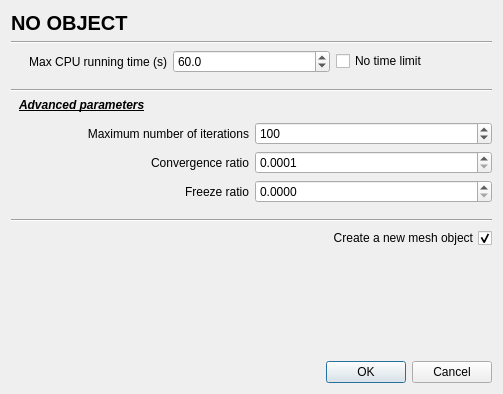
Qt form Mesh_3/demo/Mesh_3/ui_files/Smoother_dialog.ui (CGAL/cgal) before a commit.
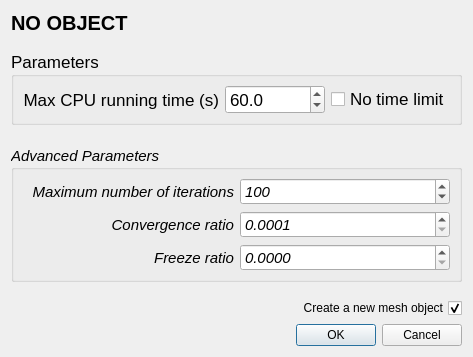
The same form after that commit.

Commit message: Cosmetic modifications of user dialog windows.

What changed in the file:
```diff
--- a/Mesh_3/demo/Mesh_3/ui_files/Smoother_dialog.ui
+++ b/Mesh_3/demo/Mesh_3/ui_files/Smoother_dialog.ui
@@ -2,13 +2,11 @@
 <ui version="4.0">
  <class>Smoother_dialog</class>
  <widget class="QDialog" name="Smoother_dialog">
-  <property name="geometry">
-   <rect>
-    <x>0</x>
-    <y>0</y>
-    <width>503</width>
-    <height>394</height>
-   </rect>
+  <property name="sizePolicy">
+   <sizepolicy hsizetype="Preferred" vsizetype="Preferred">
+    <horstretch>0</horstretch>
+    <verstretch>0</verstretch>
+   </sizepolicy>
   </property>
   <property name="minimumSize">
    <size>
@@ -35,15 +33,42 @@
     </widget>
    </item>
    <item>
-    <widget class="Line" name="line_2">
+    <spacer name="verticalSpacer_4">
      <property name="orientation">
-      <enum>Qt::Horizontal</enum>
+      <enum>Qt::Vertical</enum>
      </property>
-    </widget>
+     <property name="sizeType">
+      <enum>QSizePolicy::MinimumExpanding</enum>
+     </property>
+     <property name="sizeHint" stdset="0">
+      <size>
+       <width>20</width>
+       <height>10</height>
+      </size>
+     </property>
+    </spacer>
    </item>
    <item>
-    <layout class="QHBoxLayout" name="horizontalLayout">
-     <item>
+    <widget class="QGroupBox" name="groupBox">
+     <property name="font">
+      <font>
+       <pointsize>13</pointsize>
+      </font>
+     </property>
+     <property name="title">
+      <string>Parameters</string>
+     </property>
+     <layout class="QGridLayout" name="gridLayout_2" rowstretch="0,0">
+      <property name="topMargin">
+       <number>8</number>
+      </property>
+      <property name="bottomMargin">
+       <number>8</number>
+      </property>
+      <property name="horizontalSpacing">
+       <number>-1</number>
+      </property>
+      <item row="1" column="0">
       <widget class="QLabel" name="timeLabel">
        <property name="text">
         <string>Max CPU running time (s)</string>
@@ -56,8 +81,24 @@
        </property>
       </widget>
      </item>
-     <item>
+      <item row="1" column="2">
+       <widget class="QCheckBox" name="noTimeLimit">
+        <property name="layoutDirection">
+         <enum>Qt::LeftToRight</enum>
+        </property>
+        <property name="text">
+         <string>No time limit</string>
+        </property>
+       </widget>
+      </item>
+      <item row="1" column="1">
       <widget class="QDoubleSpinBox" name="maxTime">
+        <property name="minimumSize">
+         <size>
+          <width>100</width>
+          <height>0</height>
+         </size>
+        </property>
        <property name="decimals">
         <number>1</number>
        </property>
@@ -69,14 +110,8 @@
        </property>
       </widget>
      </item>
-     <item>
-      <widget class="QCheckBox" name="noTimeLimit">
-       <property name="text">
-        <string>No time limit</string>
-       </property>
-      </widget>
-     </item>
-    </layout>
+     </layout>
+    </widget>
    </item>
    <item>
     <spacer name="verticalSpacer_2">
@@ -89,62 +124,43 @@
      <property name="sizeHint" stdset="0">
       <size>
        <width>20</width>
-       <height>10</height>
+       <height>15</height>
       </size>
      </property>
     </spacer>
    </item>
    <item>
-    <widget class="Line" name="line">
-     <property name="orientation">
-      <enum>Qt::Horizontal</enum>
-     </property>
-    </widget>
-   </item>
-   <item>
-    <widget class="QLabel" name="advancedLabel">
+    <widget class="QGroupBox" name="groupBox_2">
      <property name="font">
       <font>
-       <weight>75</weight>
+       <pointsize>11</pointsize>
        <italic>true</italic>
-       <bold>true</bold>
-       <underline>true</underline>
       </font>
      </property>
-     <property name="text">
-      <string>Advanced parameters</string>
+     <property name="title">
+      <string>Advanced Parameters</string>
      </property>
-     <property name="margin">
-      <number>0</number>
+     <property name="flat">
+      <bool>false</bool>
      </property>
-     <property name="indent">
+     <property name="checkable">
+      <bool>false</bool>
+     </property>
+     <layout class="QGridLayout" name="gridLayout_3">
+      <property name="topMargin">
       <number>8</number>
      </property>
-     <property name="textInteractionFlags">
-      <set>Qt::NoTextInteraction</set>
-     </property>
-    </widget>
-   </item>
-   <item>
-    <spacer name="verticalSpacer_4">
-     <property name="orientation">
-      <enum>Qt::Vertical</enum>
-     </property>
-     <property name="sizeType">
-      <enum>QSizePolicy::Fixed</enum>
-     </property>
-     <property name="sizeHint" stdset="0">
-      <size>
-       <width>20</width>
-       <height>4</height>
-      </size>
-     </property>
-    </spacer>
-   </item>
-   <item>
-    <layout class="QGridLayout" name="gridLayout">
-     <item row="1" column="0">
+      <property name="bottomMargin">
+       <number>8</number>
+      </property>
+      <item row="0" column="0">
       <widget class="QLabel" name="iterationLabel">
+        <property name="font">
+         <font>
+          <pointsize>11</pointsize>
+          <italic>true</italic>
+         </font>
+        </property>
        <property name="text">
         <string>Maximum number of iterations</string>
        </property>
@@ -156,7 +172,7 @@
        </property>
       </widget>
      </item>
-     <item row="1" column="1">
+      <item row="0" column="1">
       <widget class="QDoubleSpinBox" name="maxIterationNb">
        <property name="decimals">
         <number>0</number>
@@ -169,8 +185,14 @@
        </property>
       </widget>
      </item>
-     <item row="2" column="0">
+      <item row="1" column="0">
       <widget class="QLabel" name="convergenceLabel">
+        <property name="font">
+         <font>
+          <pointsize>11</pointsize>
+          <italic>true</italic>
+         </font>
+        </property>
        <property name="text">
         <string>Convergence ratio</string>
        </property>
@@ -179,7 +201,7 @@
        </property>
       </widget>
      </item>
-     <item row="2" column="1">
+      <item row="1" column="1">
       <widget class="QDoubleSpinBox" name="convergenceRatio">
        <property name="decimals">
         <number>4</number>
@@ -195,8 +217,14 @@
        </property>
       </widget>
      </item>
-     <item row="3" column="0">
+      <item row="2" column="0">
       <widget class="QLabel" name="freezeLabel">
+        <property name="font">
+         <font>
+          <pointsize>11</pointsize>
+          <italic>true</italic>
+         </font>
+        </property>
        <property name="text">
         <string>Freeze ratio</string>
        </property>
@@ -208,7 +236,7 @@
        </property>
       </widget>
      </item>
-     <item row="3" column="1">
+      <item row="2" column="1">
       <widget class="QDoubleSpinBox" name="freezeRatio">
        <property name="decimals">
         <number>4</number>
@@ -228,6 +256,7 @@
       </widget>
      </item>
     </layout>
+    </widget>
    </item>
    <item>
     <spacer name="verticalSpacer_3">
@@ -245,16 +274,6 @@
      </property>
     </spacer>
    </item>
-   <item>
-    <widget class="Line" name="line_3">
-     <property name="midLineWidth">
-      <number>0</number>
-     </property>
-     <property name="orientation">
-      <enum>Qt::Horizontal</enum>
-     </property>
-    </widget>
-   </item>
    <item>
     <layout class="QHBoxLayout" name="horizontalLayout_2">
      <item>
@@ -272,19 +291,6 @@
      </item>
     </layout>
    </item>
-   <item>
-    <spacer name="verticalSpacer">
-     <property name="orientation">
-      <enum>Qt::Vertical</enum>
-     </property>
-     <property name="sizeHint" stdset="0">
-      <size>
-       <width>0</width>
-       <height>0</height>
-      </size>
-     </property>
-    </spacer>
-   </item>
    <item>
     <widget class="QDialogButtonBox" name="buttonBox">
      <property name="orientation">
```
Left out of the diff: 1 changed line with no effect on the pictures. Lines whose indentation alone changed are shown as unchanged. The commit also changes 4 other files.
